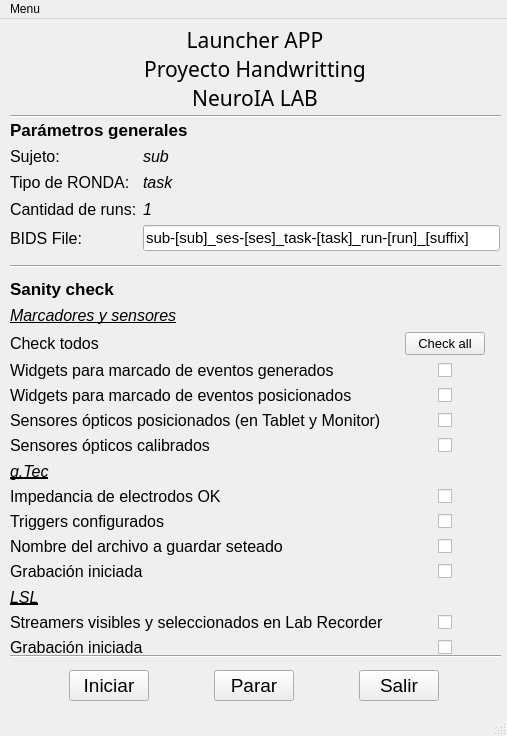
The window that pyhwr/widgets/launcherApp.ui (lucasbaldezzari/pyhwr) describes before a commit, drawn with Qt 5.
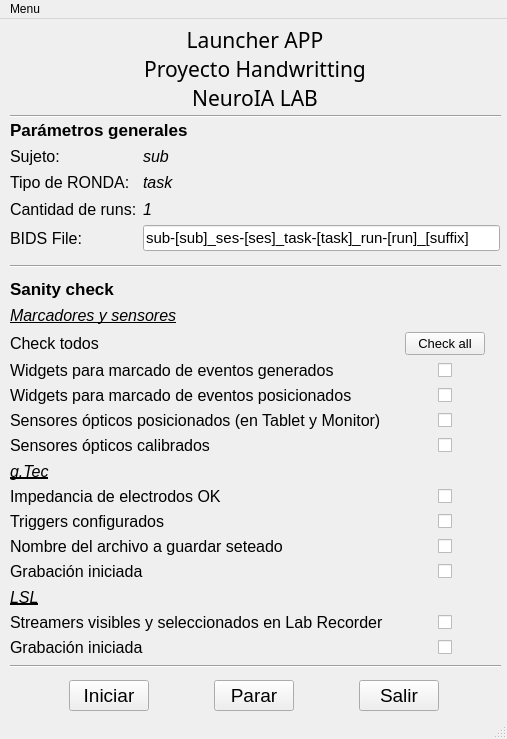
The same window after the commit.

Commit message: Se cambia tablet ID

Diff of the .ui file:
```diff
--- a/pyhwr/widgets/launcherApp.ui
+++ b/pyhwr/widgets/launcherApp.ui
@@ -7,7 +7,7 @@
     <x>0</x>
     <y>0</y>
     <width>507</width>
-    <height>736</height>
+    <height>739</height>
    </rect>
   </property>
   <property name="sizePolicy">
@@ -488,7 +488,7 @@
     <property name="geometry">
      <rect>
       <x>10</x>
-      <y>650</y>
+      <y>660</y>
       <width>491</width>
       <height>33</height>
      </rect>
@@ -554,7 +554,7 @@
     <property name="geometry">
      <rect>
       <x>10</x>
-      <y>630</y>
+      <y>640</y>
       <width>491</width>
       <height>16</height>
      </rect>
```
Left out of the diff: 2 changed lines with no effect on the pictures. The commit also changes 2 other files.
